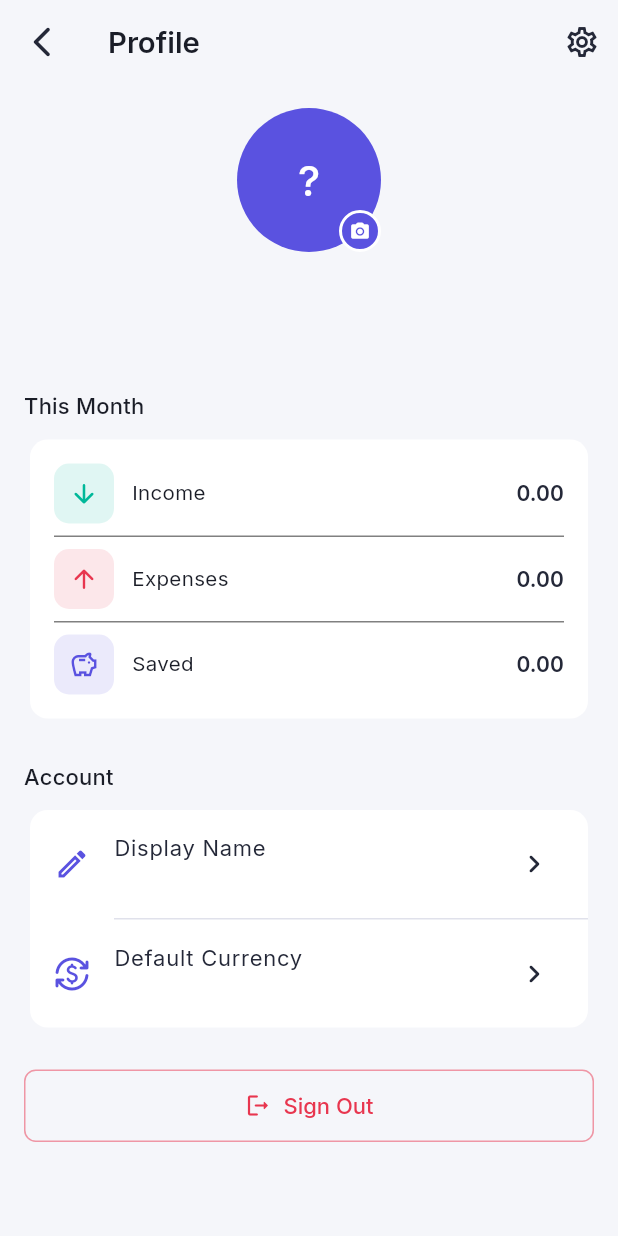
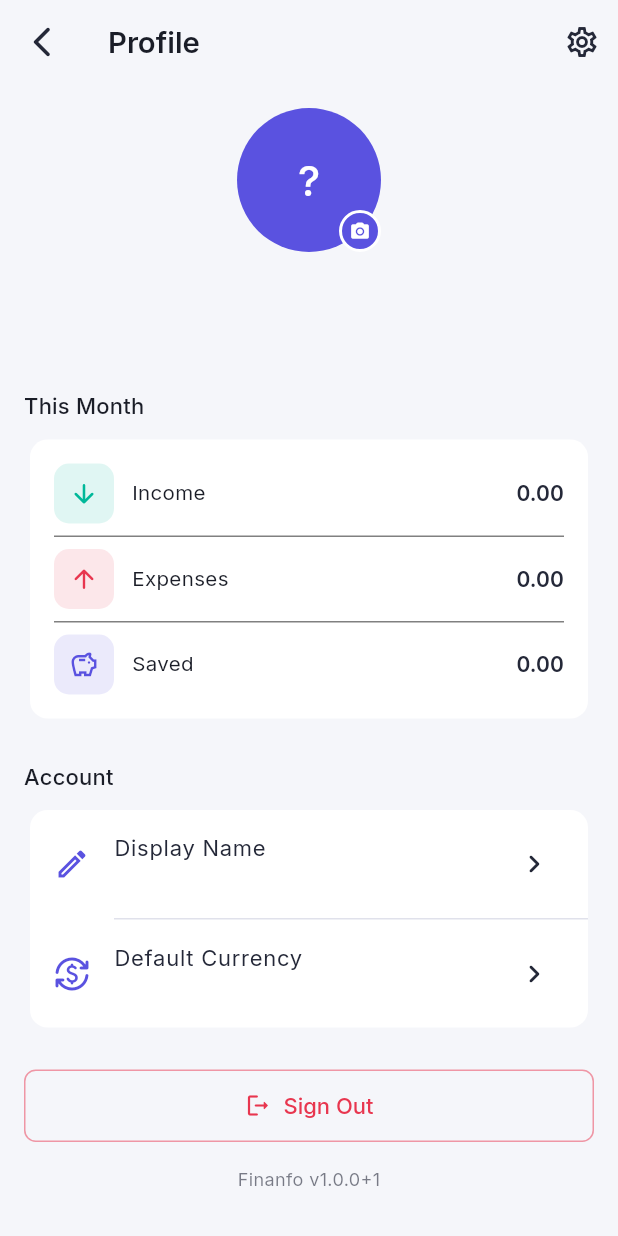
Before and after one commit to James-Dev0101/finanfo, a Flutter app: the ProfileScreen screen opened by its route, on a phone screen of 412 x 824 dp. Run offline on Flutter 3.47's test engine with Material 3 defaults, Android fonts, the phone set to English and light mode, and no system bars; our stand-ins replace cached_network_image, cloud_firestore, csv, firebase_auth, firebase_core, firebase_storage and 14 more; missing offline and left inert: currency_picker, encrypt, pointycastle; accounts and stored records are empty; generated files the repository leaves out were written again.

Commit message:
feat: add version number to profile page; fix iOS plist and minSdk
- profile: show app version (v1.0.0+1) at bottom of profile screen
  using package_info_plus FutureBuilder
- pubspec: add package_info_plus ^8.1.3
- ios/Info.plist: remove deprecated NSUserNotificationUsageDescription
  (flutter_local_notifications uses UNUserNotificationCenter at runtime,
  no plist key required or respected on iOS 10+)
- android/build.gradle.kts: pin minSdk = 21 explicitly

Co-Authored-By: Claude Sonnet 4.6 <noreply@anthropic.com>

```diff
--- a/lib/features/profile/presentation/screens/profile_screen.dart
+++ b/lib/features/profile/presentation/screens/profile_screen.dart
@@ -2,6 +2,7 @@ import 'package:currency_picker/currency_picker.dart' hide CurrencyUtils;
 import 'package:flutter/material.dart';
 import 'package:flutter_riverpod/flutter_riverpod.dart';
 import 'package:go_router/go_router.dart';
+import 'package:package_info_plus/package_info_plus.dart';
 import 'package:finanfo/core/theme/app_colors.dart';
 import 'package:finanfo/core/theme/app_spacing.dart';
 import 'package:finanfo/core/utils/currency_utils.dart';
@@ -182,6 +183,26 @@ class ProfileScreen extends ConsumerWidget {
               onPressed: () => _signOut(context, ref),
             ),
             const SizedBox(height: AppSpacing.lg),
+
+            // ── Version ────────────────────────────────────────────────────
+            FutureBuilder<PackageInfo>(
+              future: PackageInfo.fromPlatform(),
+              builder: (context, snap) {
+                final version = snap.hasData
+                    ? 'v${snap.data!.version}+${snap.data!.buildNumber}'
+                    : '';
+                return Center(
+                  child: Text(
+                    'Finanfo $version',
+                    style: TextStyle(
+                      fontSize: 12,
+                      color: scheme.onSurfaceVariant.withValues(alpha: 0.6),
+                    ),
+                  ),
+                );
+              },
+            ),
+            const SizedBox(height: AppSpacing.lg),
           ],
         ),
       ),
--- a/pubspec.yaml
+++ b/pubspec.yaml
@@ -35,6 +35,7 @@ dependencies:
   # Utilities
   intl: ^0.20.2
   uuid: ^4.5.1
+  package_info_plus: ^8.1.3
   currency_picker: ^2.0.18
   image_picker: ^1.1.2
   cached_network_image: ^3.4.1
```
Also changed, not shown: pubspec.lock, 1 other file.
